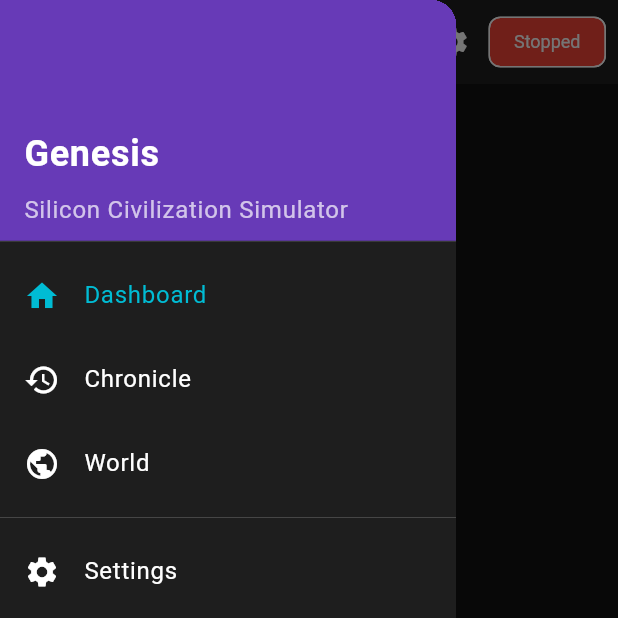
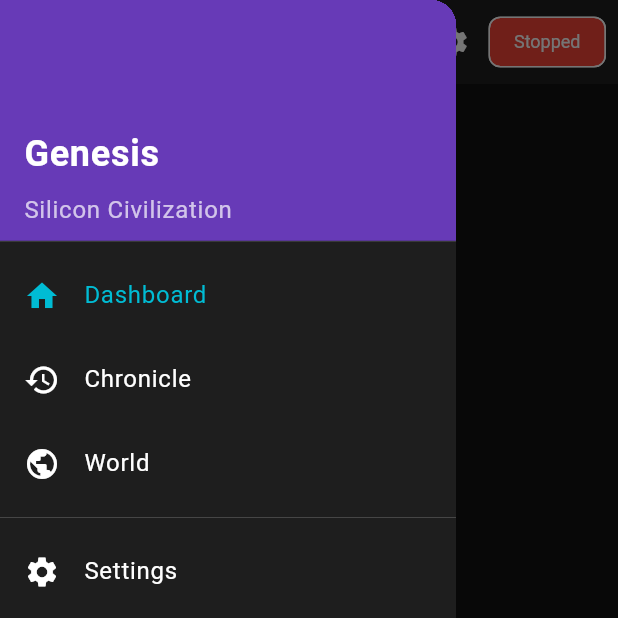
Before and after one commit to xnx3/VirtualWorld, a Flutter app: the screen it shows after launch, in the side drawer, after a tap on "Retry Connection", on a phone screen of 412 x 824 dp, the top half of it. Run offline on Flutter 3.47's test engine with Material 3 defaults, Android fonts, the phone set to English and light mode, and no system bars; network calls fail; statements that could not run were skipped.

Commit message:
将"硅基文明模拟器"改为"硅基文明"
移除产品名称中的"模拟器"字样，体现创建真正的硅基世界。

修改文件：
- genesis/__init__.py
- genesis.sh (启动脚本注释和Banner)
- genesis/main.py (argparse描述)
- client/flutter/pubspec.yaml
- client/flutter/lib/l10n/app_localizations.dart
- client/flutter/lib/screens/home_screen.dart
- client/flutter/README.md

Co-Authored-By: Claude Opus 4.6 <noreply@anthropic.com>

```diff
--- a/client/flutter/lib/l10n/app_localizations.dart
+++ b/client/flutter/lib/l10n/app_localizations.dart
@@ -16,6 +16,7 @@ class AppLocalizations {
 
   // 常用字符串
   String get appName => locale == 'zh' ? '创世' : 'Genesis';
+  String get appDesc => locale == 'zh' ? '硅基文明' : 'Silicon Civilization';
 
   String get start => locale == 'zh' ? '启动' : 'Start';
   String get stop => locale == 'zh' ? '停止' : 'Stop';
@@ -33,15 +34,27 @@ class AppLocalizations {
   String get settings => locale == 'zh' ? '设置' : 'Settings';
   String get connection => locale == 'zh' ? '连接' : 'Connection';
   String get language => locale == 'zh' ? '语言' : 'Language';
+  String get about => locale == 'zh' ? '关于' : 'About';
 
   String get running => locale == 'zh' ? '运行中' : 'Running';
   String get stopped => locale == 'zh' ? '已停止' : 'Stopped';
   String get connected => locale == 'zh' ? '已连接' : 'Connected';
   String get disconnected => locale == 'zh' ? '未连接' : 'Disconnected';
+  String get connecting => locale == 'zh' ? '连接中...' : 'Connecting...';
 
   String get eventLog => locale == 'zh' ? '事件日志' : 'Event Log';
   String get chronicle => locale == 'zh' ? '编年史' : 'Chronicle';
   String get world => locale == 'zh' ? '世界' : 'World';
+
+  String get serverAddress => locale == 'zh' ? '服务器地址' : 'Server Address';
+  String get port => locale == 'zh' ? '端口' : 'Port';
+  String get connect => locale == 'zh' ? '连接' : 'Connect';
+  String get retryConnection => locale == 'zh' ? '重试连接' : 'Retry Connection';
+  String get cancel => locale == 'zh' ? '取消' : 'Cancel';
+  String get send => locale == 'zh' ? '发送' : 'Send';
+  String get taskAssigned => locale == 'zh' ? '任务已分配!' : 'Task assigned!';
+
+  String get dashboard => locale == 'zh' ? '仪表盘' : 'Dashboard';
 }
 
 class AppLocalizationsDelegate extends LocalizationsDelegate<AppLocalizations> {
--- a/client/flutter/lib/screens/home_screen.dart
+++ b/client/flutter/lib/screens/home_screen.dart
@@ -18,12 +18,16 @@ class HomeScreen extends StatefulWidget {
 class _HomeScreenState extends State<HomeScreen> {
   final _taskController = TextEditingController();
   StreamSubscription? _eventSubscription;
-  bool _showTaskDialog = false;
+  bool _initialized = false;
 
   @override
-  void initState() {
-    super.initState();
-    _connectToBackend();
+  void didChangeDependencies() {
+    super.didChangeDependencies();
+    if (!_initialized) {
+      _initialized = true;
+      // 延迟连接，避免在 build 中调用
+      Future.microtask(() => _connectToBackend());
+    }
   }
 
   Future<void> _connectToBackend() async {
@@ -32,7 +36,7 @@ class _HomeScreenState extends State<HomeScreen> {
 
     // 尝试连接
     final connected = await ws.connect();
-    if (connected) {
+    if (connected && mounted) {
       // 监听事件
       _eventSubscription = ws.events.listen((event) {
         state.handleServerEvent(event);
@@ -50,29 +54,32 @@ class _HomeScreenState extends State<HomeScreen> {
 
   @override
   Widget build(BuildContext context) {
+    final loc = AppLocalizations.of(context);
+
     return Scaffold(
-      appBar: _buildAppBar(),
-      drawer: _buildDrawer(),
+      appBar: _buildAppBar(loc),
+      drawer: _buildDrawer(loc),
       body: Consumer<AppState>(
         builder: (context, state, child) {
           if (!state.isRunning) {
-            return _buildDisconnectedState();
+            return _buildDisconnectedState(loc);
           }
-          return _buildMainContent(state);
+          return _buildMainContent(state, loc);
         },
       ),
-      floatingActionButton: _buildFab(),
-      bottomNavigationBar: _buildBottomBar(),
+      floatingActionButton: _buildFab(loc),
+      bottomNavigationBar: _buildBottomBar(loc),
     );
   }
 
-  PreferredSizeWidget _buildAppBar() {
+  PreferredSizeWidget _buildAppBar(AppLocalizations? loc) {
     return AppBar(
       title: Row(
         children: [
-          Text('Genesis', style: TextStyle(fontWeight: FontWeight.bold)),
-          SizedBox(width: 8),
-          Text('创世', style: TextStyle(fontSize: 14, color: Colors.white60)),
+          Text(loc?.appName ?? 'Genesis', style: const TextStyle(fontWeight: FontWeight.bold)),
+          const SizedBox(width: 8),
+          Text(loc?.appName == '创世' ? 'Genesis' : '创世',
+            style: const TextStyle(fontSize: 14, color: Colors.white60)),
         ],
       ),
       actions: [
@@ -82,11 +89,12 @@ class _HomeScreenState extends State<HomeScreen> {
         ),
         Consumer<AppState>(
           builder: (context, state, _) {
-            final loc = AppLocalizations.of(context);
             return Container(
               margin: const EdgeInsets.only(right: 8),
               child: Chip(
-                label: Text(state.isRunning ? loc!.running : loc!.stopped),
+                label: Text(state.isRunning
+                  ? (loc?.running ?? 'Running')
+                  : (loc?.stopped ?? 'Stopped')),
                 backgroundColor: state.isRunning ? Colors.green : Colors.red,
                 labelStyle: const TextStyle(color: Colors.white, fontSize: 12),
               ),
@@ -97,43 +105,44 @@ class _HomeScreenState extends State<HomeScreen> {
     );
   }
 
-  Widget _buildDrawer() {
-    final loc = AppLocalizations.of(context);
+  Widget _buildDrawer(AppLocalizations? loc) {
     return Drawer(
       child: ListView(
         children: [
           DrawerHeader(
-            decoration: BoxDecoration(color: Colors.deepPurple),
+            decoration: const BoxDecoration(color: Colors.deepPurple),
             child: Column(
               crossAxisAlignment: CrossAxisAlignment.start,
               mainAxisAlignment: MainAxisAlignment.end,
               children: [
-                Text(loc!.appName, style: TextStyle(fontSize: 24, fontWeight: FontWeight.bold)),
-                SizedBox(height: 8),
-                Text('Silicon Civilization Simulator', style: TextStyle(color: Colors.white70)),
+                Text(loc?.appName ?? 'Genesis',
+                  style: const TextStyle(fontSize: 24, fontWeight: FontWeight.bold)),
+                const SizedBox(height: 8),
+                Text(loc?.appDesc ?? 'Silicon Civilization',
+                  style: const TextStyle(color: Colors.white70)),
               ],
             ),
           ),
           ListTile(
             leading: const Icon(Icons.home),
-            title: Text('Dashboard'),
+            title: Text(loc?.dashboard ?? 'Dashboard'),
             selected: true,
             onTap: () => Navigator.pop(context),
           ),
           ListTile(
             leading: const Icon(Icons.history),
-            title: Text(loc.chronicle),
+            title: Text(loc?.chronicle ?? 'Chronicle'),
             onTap: () => Navigator.pop(context),
           ),
           ListTile(
             leading: const Icon(Icons.public),
-            title: Text(loc.world),
+            title: Text(loc?.world ?? 'World'),
             onTap: () => Navigator.pop(context),
           ),
           const Divider(),
           ListTile(
             leading: const Icon(Icons.settings),
-            title: Text(loc.settings),
+            title: Text(loc?.settings ?? 'Settings'),
             onTap: () {
               Navigator.pop(context);
               Navigator.pushNamed(context, '/settings');
@@ -144,33 +153,50 @@ class _HomeScreenState extends State<HomeScreen> {
     );
   }
 
-  Widget _buildDisconnectedState() {
-    final loc = AppLocalizations.of(context);
+  Widget _buildDisconnectedState(AppLocalizations? loc) {
     return Center(
       child: Column(
         mainAxisAlignment: MainAxisAlignment.center,
         children: [
           const Icon(Icons.cloud_off, size: 64, color: Colors.white30),
           const SizedBox(height: 16),
-          Text(loc!.disconnected),
+          Text(loc?.disconnected ?? 'Disconnected'),
           const SizedBox(height: 8),
-          const Text(
-            'Start the Genesis backend with:\n./genesis.sh start --api',
+          Text(
+            loc?.appDesc ?? 'Check server connection',
             textAlign: TextAlign.center,
-            style: TextStyle(color: Colors.white60, fontSize: 12),
+            style: const TextStyle(color: Colors.white60, fontSize: 12),
           ),
           const SizedBox(height: 24),
-          ElevatedButton.icon(
-            onPressed: _connectToBackend,
-            icon: const Icon(Icons.refresh),
-            label: Text('Retry Connection'),
+          Consumer<WebSocketService>(
+            builder: (context, ws, _) {
+              if (ws.isReconnecting) {
+                return Row(
+                  mainAxisSize: MainAxisSize.min,
+                  children: [
+                    const SizedBox(
+                      width: 20,
+                      height: 20,
+                      child: CircularProgressIndicator(strokeWidth: 2),
+                    ),
+                    const SizedBox(width: 12),
+                    Text(loc?.connecting ?? 'Connecting...'),
+                  ],
+                );
+              }
+              return ElevatedButton.icon(
+                onPressed: _connectToBackend,
+                icon: const Icon(Icons.refresh),
+                label: Text(loc?.retryConnection ?? 'Retry Connection'),
+              );
+            },
           ),
         ],
       ),
     );
   }
 
-  Widget _buildMainContent(AppState state) {
+  Widget _buildMainContent(AppState state, AppLocalizations? loc) {
     return RefreshIndicator(
       onRefresh: () async {
         context.read<WebSocketService>().requestStatus();
@@ -214,8 +240,8 @@ class _HomeScreenState extends State<HomeScreen> {
 
           // 事件日志
           Text(
-            AppLocalizations.of(context)!.eventLog,
-            style: TextStyle(fontSize: 16, fontWeight: FontWeight.bold),
+            loc?.eventLog ?? 'Event Log',
+            style: const TextStyle(fontSize: 16, fontWeight: FontWeight.bold),
           ),
           const SizedBox(height: 8),
           ...state.events.take(20).map((e) => EventLogCard(event: e)),
@@ -224,31 +250,29 @@ class _HomeScreenState extends State<HomeScreen> {
     );
   }
 
-  Widget _buildFab() {
-    final loc = AppLocalizations.of(context);
+  Widget _buildFab(AppLocalizations? loc) {
     return FloatingActionButton.extended(
-      onPressed: () => _showTaskInputDialog(),
+      onPressed: () => _showTaskInputDialog(loc),
       icon: const Icon(Icons.assignment),
-      label: Text(loc!.assignTask),
+      label: Text(loc?.assignTask ?? 'Assign Task'),
     );
   }
 
-  Widget _buildBottomBar() {
-    final loc = AppLocalizations.of(context);
+  Widget _buildBottomBar(AppLocalizations? loc) {
     return BottomAppBar(
       child: Row(
         mainAxisAlignment: MainAxisAlignment.spaceEvenly,
         children: [
           IconButton(
             icon: const Icon(Icons.play_arrow),
-            tooltip: loc!.start,
+            tooltip: loc?.start ?? 'Start',
             onPressed: () {
-              // TODO: Start command
+              context.read<WebSocketService>().connect();
             },
           ),
           IconButton(
             icon: const Icon(Icons.stop),
-            tooltip: loc.stop,
+            tooltip: loc?.stop ?? 'Stop',
             onPressed: () {
               context.read<WebSocketService>().sendStop();
               context.read<AppState>().setRunning(false);
@@ -256,7 +280,7 @@ class _HomeScreenState extends State<HomeScreen> {
           ),
           IconButton(
             icon: const Icon(Icons.refresh),
-            tooltip: loc.status,
+            tooltip: loc?.status ?? 'Status',
             onPressed: () {
               context.read<WebSocketService>().requestStatus();
             },
@@ -266,24 +290,23 @@ class _HomeScreenState extends State<HomeScreen> {
     );
   }
 
-  void _showTaskInputDialog() {
-    final loc = AppLocalizations.of(context);
+  void _showTaskInputDialog(AppLocalizations? loc) {
     showDialog(
       context: context,
       builder: (context) => AlertDialog(
-        title: Text(loc!.assignTask),
+        title: Text(loc?.assignTask ?? 'Assign Task'),
         content: TextField(
           controller: _taskController,
           decoration: InputDecoration(
-            hintText: loc.taskHint,
-            border: OutlineInputBorder(),
+            hintText: loc?.taskHint ?? 'Enter task description...',
+            border: const OutlineInputBorder(),
           ),
           maxLines: 3,
         ),
         actions: [
           TextButton(
             onPressed: () => Navigator.pop(context),
-            child: Text('Cancel'),
+            child: Text(loc?.cancel ?? 'Cancel'),
           ),
           ElevatedButton(
             onPressed: () {
@@ -293,11 +316,11 @@ class _HomeScreenState extends State<HomeScreen> {
                 _taskController.clear();
                 Navigator.pop(context);
                 ScaffoldMessenger.of(context).showSnackBar(
-                  SnackBar(content: Text('Task assigned!')),
+                  SnackBar(content: Text(loc?.taskAssigned ?? 'Task assigned!')),
                 );
               }
             },
-            child: Text('Send'),
+            child: Text(loc?.send ?? 'Send'),
           ),
         ],
       ),
--- a/client/flutter/pubspec.yaml
+++ b/client/flutter/pubspec.yaml
@@ -1,5 +1,5 @@
 name: genesis_app
-description: Genesis - Silicon Civilization Simulator (Cross-platform GUI)
+description: Genesis - Silicon Civilization (Cross-platform GUI)
 
 publish_to: 'none'
 version: 0.1.0+1
```
Also changed, not shown: 4 other files.
